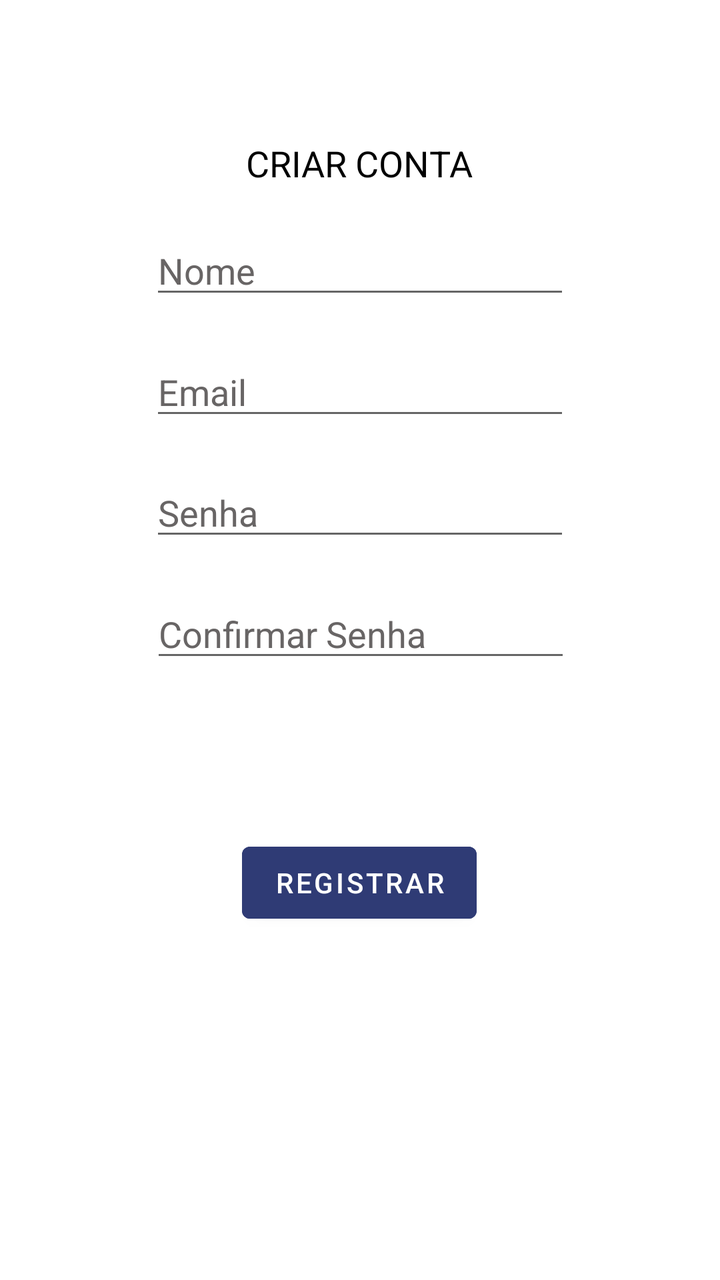
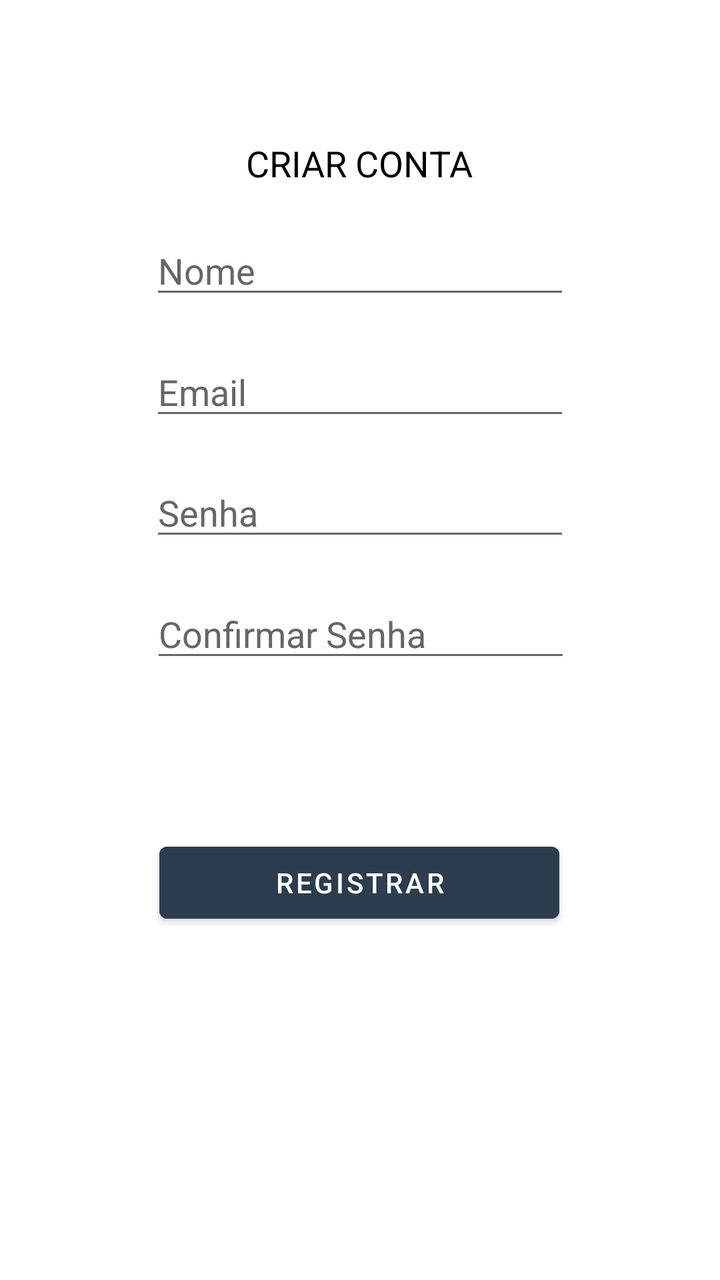

Screens rendered from an Android XML layout before and after an edit, with the pre-edit source and the edit as a unified diff.
<!-- AndroidManifest.xml: application theme Theme.WattWiseApp -->
<!-- res/layout/activity_register.xml -->
<?xml version="1.0" encoding="utf-8"?>
<androidx.constraintlayout.widget.ConstraintLayout xmlns:android="http://schemas.android.com/apk/res/android"
    xmlns:app="http://schemas.android.com/apk/res-auto"
    xmlns:tools="http://schemas.android.com/tools"
    android:id="@+id/main"
    android:layout_width="match_parent"
    android:layout_height="match_parent"
    android:background="#FFFFFF"
    tools:context=".register">

    <TextView
        android:id="@+id/txtDisplayInfoReg"
        android:layout_width="wrap_content"
        android:layout_height="wrap_content"
        android:layout_marginTop="20dp"
        app:layout_constraintEnd_toEndOf="parent"
        app:layout_constraintStart_toStartOf="parent"
        app:layout_constraintTop_toBottomOf="@+id/edtConfirmPasswordReg" />

    <EditText
        android:id="@+id/edtPasswordReg"
        android:layout_width="wrap_content"
        android:layout_height="wrap_content"
        android:ems="10"
        android:hint="Senha"
        android:inputType="textPassword"
        android:textColor="#000000"
        android:textColorHint="#686565"
        android:textColorLink="#2F3B75"
        app:layout_constraintBottom_toTopOf="@+id/edtConfirmPasswordReg"
        app:layout_constraintEnd_toEndOf="parent"
        app:layout_constraintStart_toStartOf="parent"
        app:layout_constraintTop_toBottomOf="@+id/edtEmailAddressReg" />

    <EditText
        android:id="@+id/edtEmailAddressReg"
        android:layout_width="wrap_content"
        android:layout_height="wrap_content"
        android:ems="10"
        android:hint="Email"
        android:inputType="text"
        android:textColor="#000000"
        android:textColorHint="#686565"
        android:textColorLink="#2F3B75"
        app:layout_constraintBottom_toTopOf="@+id/edtPasswordReg"
        app:layout_constraintEnd_toEndOf="parent"
        app:layout_constraintStart_toStartOf="parent"
        app:layout_constraintTop_toBottomOf="@+id/edtFullNameReg" />

    <TextView
        android:id="@+id/textView"
        android:layout_width="wrap_content"
        android:layout_height="wrap_content"
        android:layout_marginTop="50dp"
        android:text="CRIAR CONTA"
        android:textColor="#000000"
        android:textSize="18sp"
        app:layout_constraintBottom_toTopOf="@+id/edtFullNameReg"
        app:layout_constraintEnd_toEndOf="parent"
        app:layout_constraintHorizontal_bias="0.498"
        app:layout_constraintStart_toStartOf="parent"
        app:layout_constraintTop_toTopOf="parent" />

    <EditText
        android:id="@+id/edtFullNameReg"
        android:layout_width="wrap_content"
        android:layout_height="wrap_content"
        android:ems="10"
        android:hint="Nome"
        android:inputType="text"
        android:textColor="#000000"
        android:textColorHint="#686565"
        android:textColorLink="#2F3B75"
        app:layout_constraintBottom_toTopOf="@+id/edtEmailAddressReg"
        app:layout_constraintEnd_toEndOf="parent"
        app:layout_constraintStart_toStartOf="parent"
        app:layout_constraintTop_toBottomOf="@+id/textView" />

    <Button
        android:id="@+id/btnRegisterReg"
        android:layout_width="wrap_content"
        android:layout_height="wrap_content"
        android:backgroundTint="#2F3B75"
        android:text="Registrar"
        android:textColor="#FFFFFF"
        app:layout_constraintBottom_toBottomOf="parent"
        app:layout_constraintEnd_toEndOf="parent"
        app:layout_constraintHorizontal_bias="0.498"
        app:layout_constraintStart_toStartOf="parent"
        app:layout_constraintTop_toBottomOf="@+id/txtDisplayInfoReg"
        app:layout_constraintVertical_bias="0.195"
        tools:ignore="DuplicateSpeakableTextCheck" />

    <EditText
        android:id="@+id/edtConfirmPasswordReg"
        android:layout_width="wrap_content"
        android:layout_height="wrap_content"
        android:layout_marginBottom="62dp"
        android:ems="10"
        android:hint="Confirmar Senha"
        android:inputType="textPassword"
        android:textColor="#000000"
        android:textColorHint="#686565"
        android:textColorLink="#2F3B75"
        app:layout_constraintBottom_toTopOf="@+id/btnRegisterReg"
        app:layout_constraintEnd_toEndOf="parent"
        app:layout_constraintHorizontal_bias="0.502"
        app:layout_constraintStart_toStartOf="parent"
        app:layout_constraintTop_toBottomOf="@+id/edtPasswordReg"
        app:layout_constraintVertical_bias="0.0" />

</androidx.constraintlayout.widget.ConstraintLayout>
<!-- resources referenced by this layout -->
<resources>
  <style name="Theme.WattWiseApp" parent="Base.Theme.WattWiseApp" />
  <style name="Base.Theme.WattWiseApp" parent="Theme.MaterialComponents.DayNight.NoActionBar">
          
          
      </style>
</resources>

<!-- the commit's change to res/layout/activity_register.xml (unified diff, before → after) -->
@@ -5,7 +5,6 @@
     android:id="@+id/main"
     android:layout_width="match_parent"
     android:layout_height="match_parent"
-    android:background="#FFFFFF"
     tools:context=".register">
 
     <TextView
@@ -78,9 +77,9 @@
 
     <Button
         android:id="@+id/btnRegisterReg"
-        android:layout_width="wrap_content"
+        android:layout_width="200dp"
         android:layout_height="wrap_content"
-        android:backgroundTint="#2F3B75"
+        android:backgroundTint="#2B3D4F"
         android:text="Registrar"
         android:textColor="#FFFFFF"
         app:layout_constraintBottom_toBottomOf="parent"
